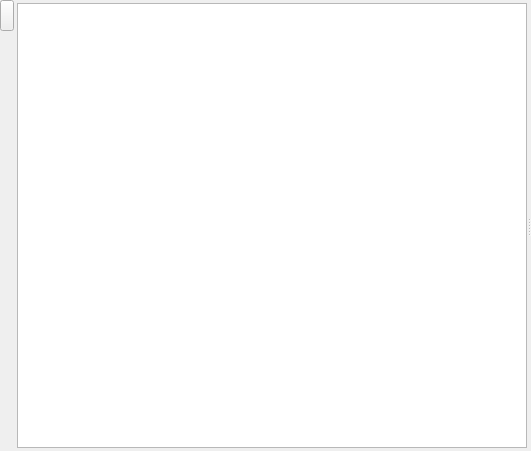
Old version of the form retroshare-gui/src/gui/chat/ChatLobbyDialog.ui in the repository RetroShare/RetroShare.
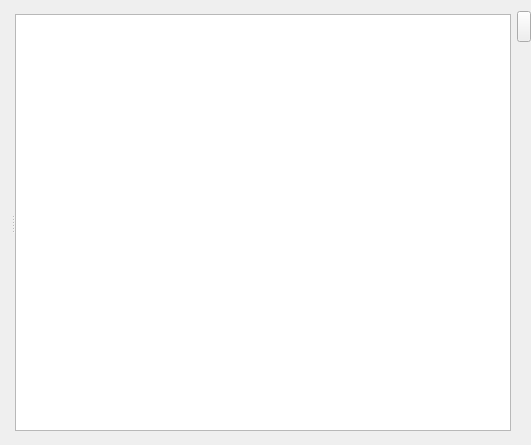
New version of the form. Custom widgets are drawn as their Qt base class.

Commit message: moved the nick list to the right side of the Chat lobbies

```diff
--- a/retroshare-gui/src/gui/chat/ChatLobbyDialog.ui
+++ b/retroshare-gui/src/gui/chat/ChatLobbyDialog.ui
@@ -7,91 +7,38 @@
     <x>0</x>
     <y>0</y>
     <width>531</width>
-    <height>451</height>
+    <height>445</height>
    </rect>
   </property>
   <property name="windowTitle">
    <string notr="true">MainWindow</string>
   </property>
-  <layout class="QVBoxLayout" name="verticalLayout_3">
-   <property name="margin">
-    <number>0</number>
-   </property>
-   <item>
     <layout class="QHBoxLayout" name="horizontalLayout">
-     <property name="spacing">
-      <number>3</number>
-     </property>
      <property name="rightMargin">
       <number>0</number>
      </property>
-     <item>
-      <widget class="QFrame" name="leftsideFrame">
-       <property name="sizePolicy">
-        <sizepolicy hsizetype="Expanding" vsizetype="Expanding">
-         <horstretch>0</horstretch>
-         <verstretch>0</verstretch>
-        </sizepolicy>
-       </property>
-       <property name="maximumSize">
-        <size>
-         <width>14</width>
-         <height>16777215</height>
-        </size>
-       </property>
-       <layout class="QVBoxLayout" name="verticalLayout">
-        <property name="margin">
-         <number>0</number>
-        </property>
-        <item>
-         <widget class="QPushButton" name="participantsFrameButton">
-          <property name="minimumSize">
-           <size>
-            <width>14</width>
-            <height>31</height>
-           </size>
-          </property>
-          <property name="maximumSize">
-           <size>
-            <width>14</width>
-            <height>31</height>
-           </size>
-          </property>
-          <property name="text">
-           <string/>
-          </property>
-          <property name="iconSize">
-           <size>
-            <width>16</width>
-            <height>31</height>
-           </size>
-          </property>
-          <property name="checkable">
-           <bool>true</bool>
-          </property>
-         </widget>
-        </item>
-        <item>
-         <spacer>
-          <property name="orientation">
-           <enum>Qt::Vertical</enum>
-          </property>
-          <property name="sizeHint" stdset="0">
-           <size>
-            <width>12</width>
-            <height>335</height>
-           </size>
-          </property>
-         </spacer>
-        </item>
-       </layout>
-      </widget>
-     </item>
      <item>
       <widget class="QSplitter" name="splitter">
        <property name="orientation">
         <enum>Qt::Horizontal</enum>
        </property>
+     <widget class="QWidget" name="layoutWidget">
+      <layout class="QHBoxLayout" name="chatLayout">
+       <property name="topMargin">
+        <number>3</number>
+       </property>
+       <item>
+        <widget class="ChatWidget" name="chatWidget" native="true">
+         <property name="sizePolicy">
+          <sizepolicy hsizetype="Expanding" vsizetype="Expanding">
+           <horstretch>0</horstretch>
+           <verstretch>0</verstretch>
+          </sizepolicy>
+         </property>
+        </widget>
+       </item>
+      </layout>
+     </widget>
        <widget class="QFrame" name="participantsFrame">
         <property name="sizePolicy">
          <sizepolicy hsizetype="Minimum" vsizetype="Expanding">
@@ -159,26 +106,69 @@
          </item>
         </layout>
        </widget>
-       <widget class="QWidget" name="layoutWidget">
-        <layout class="QHBoxLayout" name="chatLayout">
-         <property name="topMargin">
-          <number>3</number>
-         </property>
+    </widget>
+   </item>
          <item>
-          <widget class="ChatWidget" name="chatWidget" native="true">
+    <widget class="QFrame" name="leftsideFrame">
            <property name="sizePolicy">
             <sizepolicy hsizetype="Expanding" vsizetype="Expanding">
              <horstretch>0</horstretch>
              <verstretch>0</verstretch>
             </sizepolicy>
            </property>
-          </widget>
-         </item>
-        </layout>
-       </widget>
-      </widget>
-     </item>
-    </layout>
+     <property name="maximumSize">
+      <size>
+       <width>14</width>
+       <height>16777215</height>
+      </size>
+     </property>
+     <layout class="QVBoxLayout" name="verticalLayout">
+      <property name="margin">
+       <number>0</number>
+      </property>
+      <item>
+       <widget class="QPushButton" name="participantsFrameButton">
+        <property name="minimumSize">
+         <size>
+          <width>14</width>
+          <height>31</height>
+         </size>
+        </property>
+        <property name="maximumSize">
+         <size>
+          <width>14</width>
+          <height>31</height>
+         </size>
+        </property>
+        <property name="text">
+         <string/>
+        </property>
+        <property name="iconSize">
+         <size>
+          <width>16</width>
+          <height>31</height>
+         </size>
+        </property>
+        <property name="checkable">
+         <bool>true</bool>
+        </property>
+       </widget>
+      </item>
+      <item>
+       <spacer>
+        <property name="orientation">
+         <enum>Qt::Vertical</enum>
+        </property>
+        <property name="sizeHint" stdset="0">
+         <size>
+          <width>12</width>
+          <height>335</height>
+         </size>
+        </property>
+       </spacer>
+      </item>
+     </layout>
+    </widget>
    </item>
   </layout>
   <action name="actionChangeNickname">
```
Lines whose indentation alone changed are shown as unchanged.
